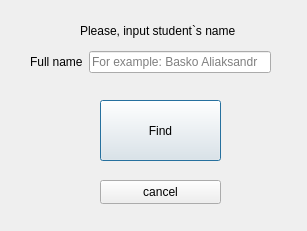
Above: QTcreator/Diary/check_student.ui from albaSANDROS/DIPLOMA-PROJECT.-Multi-user-client-server-application-e-journal before the change. Below: the same form after it.
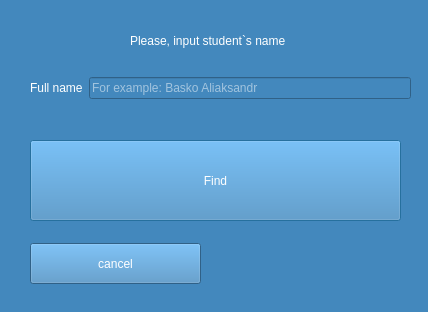
That is the form after the change.

Commit message: Added icon to project. Changed main style of program

```diff
--- a/QTcreator/Diary/check_student.ui
+++ b/QTcreator/Diary/check_student.ui
@@ -6,22 +6,29 @@
    <rect>
     <x>0</x>
     <y>0</y>
-    <width>307</width>
-    <height>231</height>
+    <width>428</width>
+    <height>312</height>
    </rect>
   </property>
   <property name="windowTitle">
    <string>Dialog</string>
   </property>
+  <property name="styleSheet">
+   <string notr="true">background-color: rgb(67, 136, 189);
+selection-color: rgb(22, 34, 49);</string>
+  </property>
   <widget class="QPushButton" name="find_button">
    <property name="geometry">
     <rect>
-     <x>100</x>
-     <y>100</y>
-     <width>121</width>
-     <height>61</height>
+     <x>30</x>
+     <y>140</y>
+     <width>371</width>
+     <height>81</height>
     </rect>
    </property>
+   <property name="styleSheet">
+    <string notr="true">color: rgb(255, 255, 255);</string>
+   </property>
    <property name="text">
     <string>Find</string>
    </property>
@@ -29,12 +36,15 @@
   <widget class="QPushButton" name="cancel_button">
    <property name="geometry">
     <rect>
-     <x>100</x>
-     <y>180</y>
-     <width>121</width>
-     <height>24</height>
+     <x>30</x>
+     <y>243</y>
+     <width>171</width>
+     <height>41</height>
     </rect>
    </property>
+   <property name="styleSheet">
+    <string notr="true">color: rgb(255, 255, 255);</string>
+   </property>
    <property name="text">
     <string>cancel</string>
    </property>
@@ -42,12 +52,15 @@
   <widget class="QLabel" name="label">
    <property name="geometry">
     <rect>
-     <x>80</x>
-     <y>10</y>
-     <width>161</width>
+     <x>130</x>
+     <y>20</y>
+     <width>181</width>
      <height>41</height>
     </rect>
    </property>
+   <property name="styleSheet">
+    <string notr="true">color: rgb(255, 255, 255);</string>
+   </property>
    <property name="text">
     <string>Please, input student`s name</string>
    </property>
@@ -56,14 +69,17 @@
    <property name="geometry">
     <rect>
      <x>30</x>
-     <y>50</y>
-     <width>241</width>
-     <height>24</height>
+     <y>70</y>
+     <width>381</width>
+     <height>36</height>
     </rect>
    </property>
    <layout class="QHBoxLayout" name="horizontalLayout">
     <item>
      <widget class="QLabel" name="label_2">
+      <property name="styleSheet">
+       <string notr="true">color: rgb(255, 255, 255);</string>
+      </property>
       <property name="text">
        <string>Full name</string>
       </property>
@@ -71,6 +87,9 @@
     </item>
     <item>
      <widget class="QLineEdit" name="student_full_name">
+      <property name="styleSheet">
+       <string notr="true">color: rgb(255, 255, 255);</string>
+      </property>
       <property name="placeholderText">
        <string>For example: Basko Aliaksandr</string>
       </property>
```
The commit also changes 59 other files.
